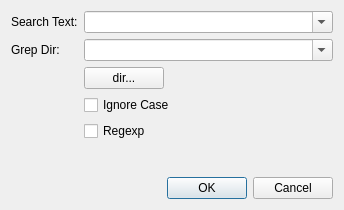
The window that viMarkdown/src/GrepDialog.ui (shigmas/viMarkdown) describes before a commit, drawn with Qt 5.
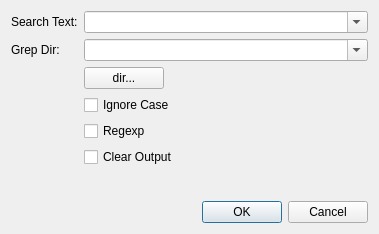
The same window after the commit.

Commit message: 0086 ◎ C 05/15 05/16 03007│ToDo│Grep ダイアログ：【Dir...】grep ディレクトリ選択

```diff
--- a/viMarkdown/src/GrepDialog.ui
+++ b/viMarkdown/src/GrepDialog.ui
@@ -6,8 +6,8 @@
    <rect>
     <x>0</x>
     <y>0</y>
-    <width>344</width>
-    <height>210</height>
+    <width>379</width>
+    <height>234</height>
    </rect>
   </property>
   <property name="windowTitle">
@@ -59,7 +59,7 @@
          </property>
         </widget>
        </item>
-       <item row="6" column="1">
+       <item row="7" column="1">
         <widget class="QDialogButtonBox" name="buttonBox">
          <property name="layoutDirection">
           <enum>Qt::LayoutDirection::LeftToRight</enum>
@@ -69,7 +69,7 @@
          </property>
         </widget>
        </item>
-       <item row="5" column="1">
+       <item row="6" column="1">
         <spacer name="verticalSpacer_2">
          <property name="orientation">
           <enum>Qt::Orientation::Vertical</enum>
@@ -96,6 +96,13 @@
          </property>
         </widget>
        </item>
+       <item row="5" column="1">
+        <widget class="QCheckBox" name="clearOutput">
+         <property name="text">
+          <string>Clear Output</string>
+         </property>
+        </widget>
+       </item>
       </layout>
      </item>
      <item>
```
Left out of the diff: 2 changed lines with no effect on the pictures. The commit also changes 6 other files.
